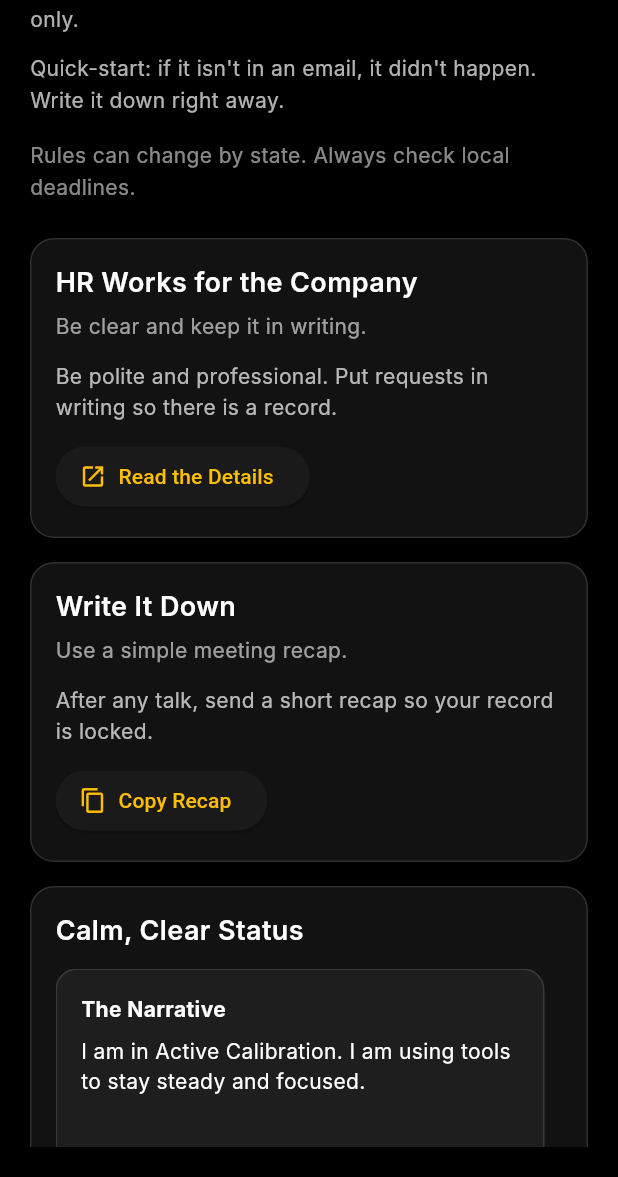
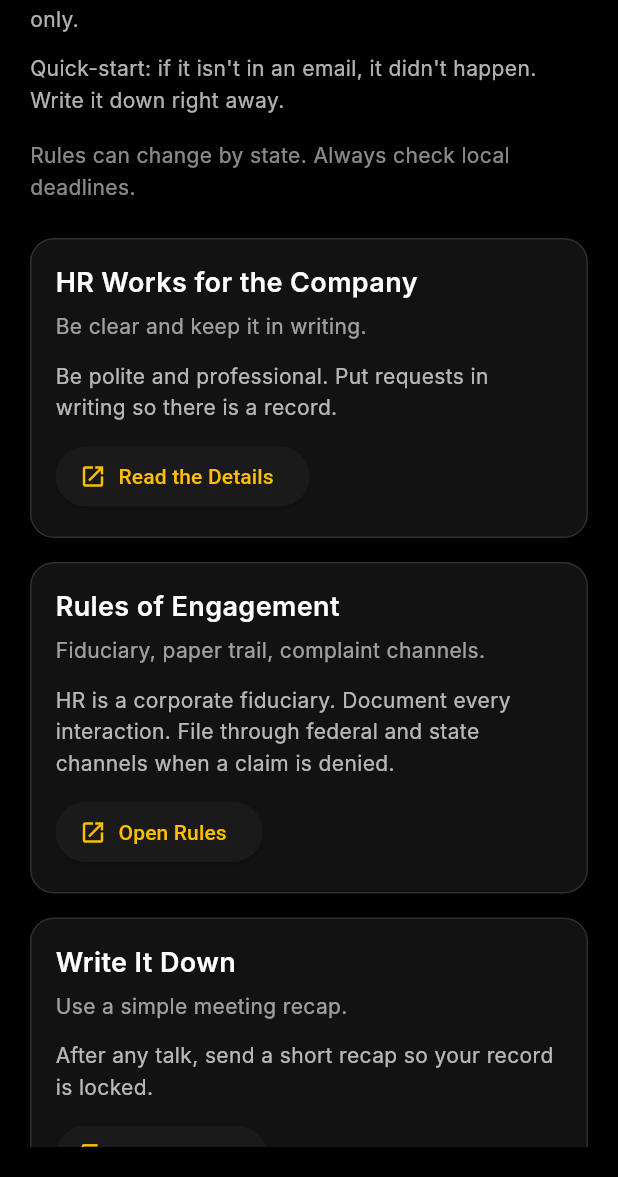
Before and after one commit to SaintZen/aegis, a Flutter app: the BridgeScreen screen opened by its route, after a tap on "ADVOCACY", on a phone screen of 412 x 824 dp, the part 59-1236 px from its top. Run offline on Flutter 3.47's test engine with Material 3 defaults, Android fonts, the phone set to English and light mode, and no system bars; our stand-ins replace audioplayers, file_picker, just_audio, local_auth, pdf, permission_handler and 6 more; missing offline and left inert: audio_waveforms, record; accounts and stored records are empty; Roboto replaces fonts that are missing (Inter).

Commit message:
fix(advocacy): seal the Bridge Advocacy surface
The ADVOCACY outlet opened a screen titled Shield, the live directory
only hid placeholder:true (not bad URLs), and Rules of Engagement was
registered but unreachable from the Bridge.

- AppBar is ADVOCACY, matching the tile.
- Live directory requires !placeholder AND hasValidUrl.
- Rules of Engagement is a module on Advocacy.
- File-complaint contact lines drop "support" / "assistance".

Co-authored-by: SaintZen <SaintZen@users.noreply.github.com>

```diff
--- a/lib/screens/advocacy_screen.dart
+++ b/lib/screens/advocacy_screen.dart
@@ -37,7 +37,14 @@ Best, [User Name]
     return Scaffold(
       backgroundColor: Colors.black,
       appBar: AppBar(
-        title: const Text('Shield'),
+        title: const Text(
+          'ADVOCACY',
+          style: TextStyle(
+            fontFamily: 'RobotoMono',
+            letterSpacing: 1.6,
+            fontWeight: FontWeight.bold,
+          ),
+        ),
         backgroundColor: Colors.black,
         elevation: 0,
       ),
@@ -76,6 +83,22 @@ Best, [User Name]
                   ),
                   icon: const Icon(Icons.open_in_new),
                   label: const Text('Read the Details'),
+                ),
+              ),
+              const SizedBox(height: 16),
+              _AdvocacyModuleCard(
+                title: 'Rules of Engagement',
+                subtitle: 'Fiduciary, paper trail, complaint channels.',
+                body:
+                    'HR is a corporate fiduciary. Document every interaction. '
+                    'File through federal and state channels when a claim is denied.',
+                action: ElevatedButton.icon(
+                  onPressed: () => Navigator.pushNamed(
+                    context,
+                    '/rules-of-engagement',
+                  ),
+                  icon: const Icon(Icons.open_in_new),
+                  label: const Text('Open Rules'),
                 ),
               ),
               const SizedBox(height: 16),
--- a/lib/screens/bridge_screen.dart
+++ b/lib/screens/bridge_screen.dart
@@ -316,7 +316,7 @@ class _BridgeScreenState extends State<BridgeScreen>
                                 const SizedBox(height: 4),
                                 _buildBridgeOutlet(
                                   label: 'DICTIONARY',
-                                  semanticsHint: 'Opens AEGIS definitions',
+                                  semanticsHint: 'Opens AEGIS definitions hub',
                                   onTap: () => Navigator.pushNamed(
                                     context,
                                     '/resources',
@@ -325,7 +325,8 @@ class _BridgeScreenState extends State<BridgeScreen>
                                 const SizedBox(height: 4),
                                 _buildBridgeOutlet(
                                   label: 'ADVOCACY',
-                                  semanticsHint: 'Opens shield tools',
+                                  semanticsHint:
+                      'Opens Advocacy: shield directory, paper trail, complaint channels',
                                   onTap: () => Navigator.pushNamed(
                                     context,
                                     '/advocacy',
--- a/lib/screens/rules_of_engagement_screen.dart
+++ b/lib/screens/rules_of_engagement_screen.dart
@@ -93,7 +93,7 @@ Best, [User Name]
                   OutlinedButton.icon(
                     onPressed: () => _launchExternal(context, _ebsaHelpUrl),
                     icon: const Icon(Icons.open_in_new),
-                    label: const Text('EBSA Federal Help Portal'),
+                    label: const Text('EBSA Federal Portal'),
                   ),
                   const SizedBox(height: 8),
                   OutlinedButton.icon(
--- a/lib/widgets/file_complaint_section.dart
+++ b/lib/widgets/file_complaint_section.dart
@@ -251,12 +251,12 @@ Signature / date: _______________
           const SizedBox(height: 8),
           const ContactRow(
             title: 'Zwischenzug Corestone LLC',
-            subtitle: 'Operational architecture & support',
+            subtitle: 'Operational architecture',
             mailto: null,
           ),
           const ContactRow(
             title: 'zwischenzug.admin@proton.me',
-            subtitle: 'Direct contact for assistance',
+            subtitle: 'Direct contact',
             mailto: 'zwischenzug.admin@proton.me',
           ),
         ],
```
Also changed, not shown: lib/data/advocacy_support_links.dart (+6 -2 lines), 2 other files.
